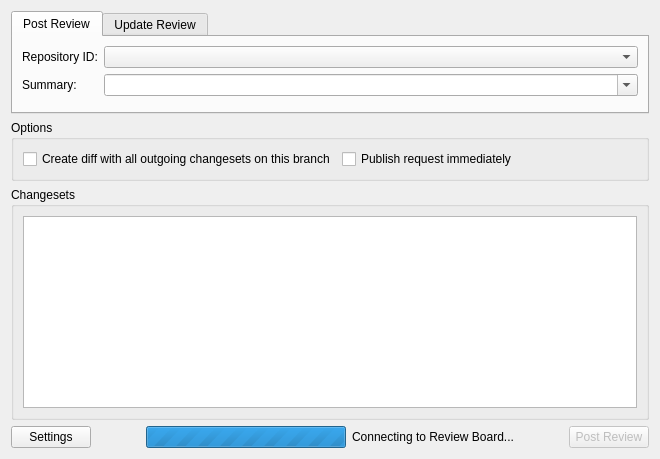
Old version of the form tortoisehg/hgqt/postreview.ui in the repository velorientc/git_test7.
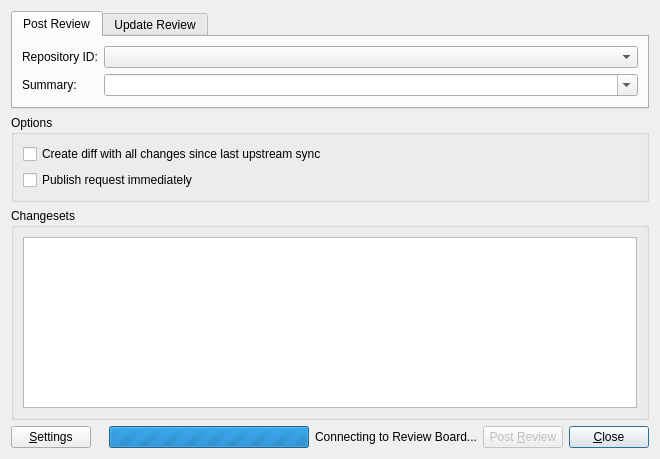
New version of the form.

Commit message: reviewboard: changes to use updated version of hg postreview

```diff
--- a/tortoisehg/hgqt/postreview.ui
+++ b/tortoisehg/hgqt/postreview.ui
@@ -137,11 +137,11 @@
         <item row="0" column="0">
          <widget class="QCheckBox" name="outgoing_changes_check">
           <property name="text">
-           <string>Create diff with all outgoing changesets on this branch</string>
+           <string>Create diff with all changes since last upstream sync</string>
           </property>
          </widget>
         </item>
-        <item row="0" column="1">
+        <item row="2" column="0">
          <widget class="QCheckBox" name="publish_immediately_check">
           <property name="text">
            <string>Publish request immediately</string>
@@ -195,9 +195,9 @@
         <string extracomment="Configure email settings"/>
        </property>
        <property name="text">
-        <string>Settings</string>
+        <string>&amp;Settings</string>
        </property>
-       <property name="autoDefault">
+       <property name="default">
         <bool>false</bool>
        </property>
       </widget>
@@ -283,7 +283,20 @@
         <bool>false</bool>
        </property>
        <property name="text">
-        <string>Post Review</string>
+        <string>Post &amp;Review</string>
+       </property>
+       <property name="default">
+        <bool>false</bool>
+       </property>
+      </widget>
+     </item>
+     <item>
+      <widget class="QPushButton" name="close_button">
+       <property name="enabled">
+        <bool>true</bool>
+       </property>
+       <property name="text">
+        <string>&amp;Close</string>
        </property>
        <property name="default">
         <bool>true</bool>
```
Left out of the diff: 20 changed lines with no effect on the pictures. The commit also changes 1 other file.
